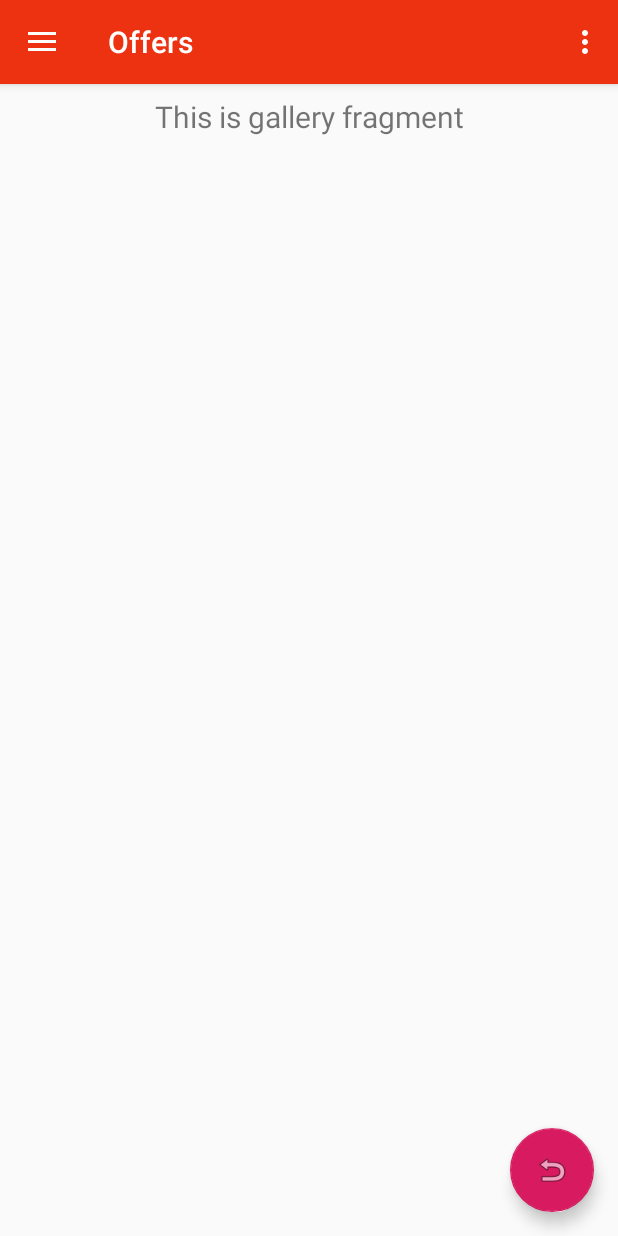
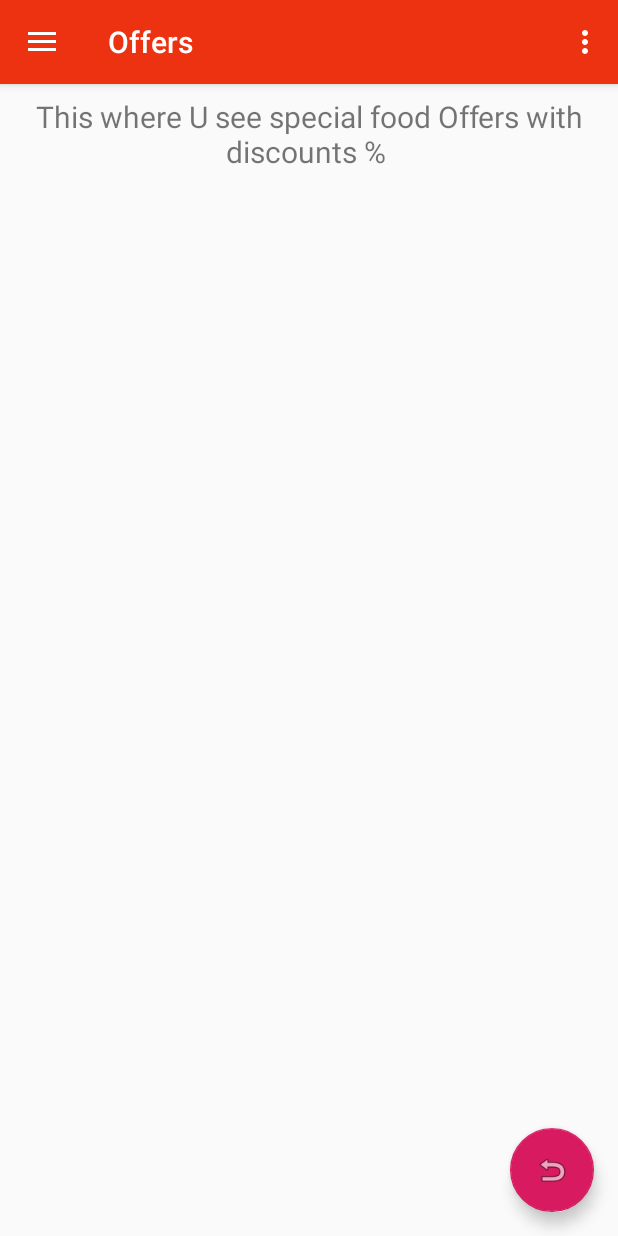
Before and after one commit to RamySy/Project, an Android app: the screen it shows after launch once a user with an empty profile is signed in (MainActivity), in the side drawer, after a tap on "Offers", on a phone screen of 412 x 824 dp. Run offline under Robolectric (Android 15) with nearby library versions, the phone set to English and light mode, and no system bars; our stand-ins replace ButterKnife, Firebase (no records; nobody signed in at launch, a user with empty details on screens opened directly), navigation-ui.

Commit message:
Not Importants Updates

```diff
--- a/app/src/main/java/com/resto/project/ui/gallery/GalleryViewModel.java
+++ b/app/src/main/java/com/resto/project/ui/gallery/GalleryViewModel.java
@@ -10,7 +10,7 @@ public class GalleryViewModel extends ViewModel {
 
     public GalleryViewModel() {
         mText = new MutableLiveData<>();
-        mText.setValue("This is gallery fragment");
+        mText.setValue("This where U see special food Offers with discounts % ");
     }
 
     public LiveData<String> getText() {
--- a/app/src/main/java/com/resto/project/ui/home/HomeViewModel.java
+++ b/app/src/main/java/com/resto/project/ui/home/HomeViewModel.java
@@ -10,7 +10,7 @@ public class HomeViewModel extends ViewModel {
 
     public HomeViewModel() {
         mText = new MutableLiveData<>();
-        mText.setValue("This is home fragment");
+        mText.setValue("This is where u see the menu List");
     }
 
     public LiveData<String> getText() {
--- a/app/src/main/java/com/resto/project/ui/send/SendViewModel.java
+++ b/app/src/main/java/com/resto/project/ui/send/SendViewModel.java
@@ -10,7 +10,7 @@ public class SendViewModel extends ViewModel {
 
     public SendViewModel() {
         mText = new MutableLiveData<>();
-        mText.setValue("This is send fragment");
+        mText.setValue("This is where u change ur language");
     }
 
     public LiveData<String> getText() {
--- a/app/src/main/java/com/resto/project/ui/share/ShareViewModel.java
+++ b/app/src/main/java/com/resto/project/ui/share/ShareViewModel.java
@@ -10,7 +10,7 @@ public class ShareViewModel extends ViewModel {
 
     public ShareViewModel() {
         mText = new MutableLiveData<>();
-        mText.setValue("This is share fragment");
+        mText.setValue("This is About Us");
     }
 
     public LiveData<String> getText() {
--- a/app/src/main/java/com/resto/project/ui/slideshow/SlideshowViewModel.java
+++ b/app/src/main/java/com/resto/project/ui/slideshow/SlideshowViewModel.java
@@ -10,7 +10,7 @@ public class SlideshowViewModel extends ViewModel {
 
     public SlideshowViewModel() {
         mText = new MutableLiveData<>();
-        mText.setValue("This is slideshow fragment");
+        mText.setValue("This is all ur orders history");
     }
 
     public LiveData<String> getText() {
--- a/app/src/main/res/menu/activity_main_drawer.xml
+++ b/app/src/main/res/menu/activity_main_drawer.xml
@@ -6,30 +6,30 @@
     <group android:checkableBehavior="single">
         <item
             android:id="@+id/nav_home"
-            android:icon="@drawable/ic_menu_camera"
+            android:icon="@drawable/menu"
             android:title="@string/menu_home" />
         <item
             android:id="@+id/nav_gallery"
-            android:icon="@drawable/ic_menu_gallery"
+            android:icon="@drawable/discount"
             android:title="@string/menu_gallery" />
         <item
             android:id="@+id/nav_slideshow"
-            android:icon="@drawable/ic_menu_slideshow"
+            android:icon="@drawable/history"
             android:title="@string/menu_slideshow" />
         <item
             android:id="@+id/nav_tools"
-            android:icon="@drawable/ic_menu_manage"
+            android:icon="@drawable/cart"
             android:title="@string/menu_tools" />
     </group>
 
 
             <item
                 android:id="@+id/nav_share"
-                android:icon="@drawable/ic_menu_share"
+                android:icon="@drawable/newspaper"
                 android:title="@string/menu_share" />
             <item
                 android:id="@+id/nav_send"
-                android:icon="@drawable/ic_menu_send"
+                android:icon="@drawable/earth"
                 android:title="@string/menu_send" />
 
 
--- a/app/src/main/res/values/colors.xml
+++ b/app/src/main/res/values/colors.xml
@@ -1,7 +1,7 @@
 <?xml version="1.0" encoding="utf-8"?>
 <resources>
-    <color name="colorPrimary">#EC3211 </color>
-    <color name="colorPrimaryDark">#AA2912</color>
+    <color name="colorPrimary">#EC3211</color>
+    <color name="colorPrimaryDark">#FEFCFC</color>
     <color name="colorAccent">#D81B60</color>
 
     <color name="bg_login">#26ae90</color>
```
Also changed, not shown: app/src/main/res/layout/activity_login.xml (+5 -5 lines), app/src/main/res/layout/activity_sign_up.xml (+4 -4 lines), app/src/main/res/layout/fragment_home.xml (+4 -4 lines), app/src/main/res/layout/fragment_tools.xml (+6 -6 lines).
